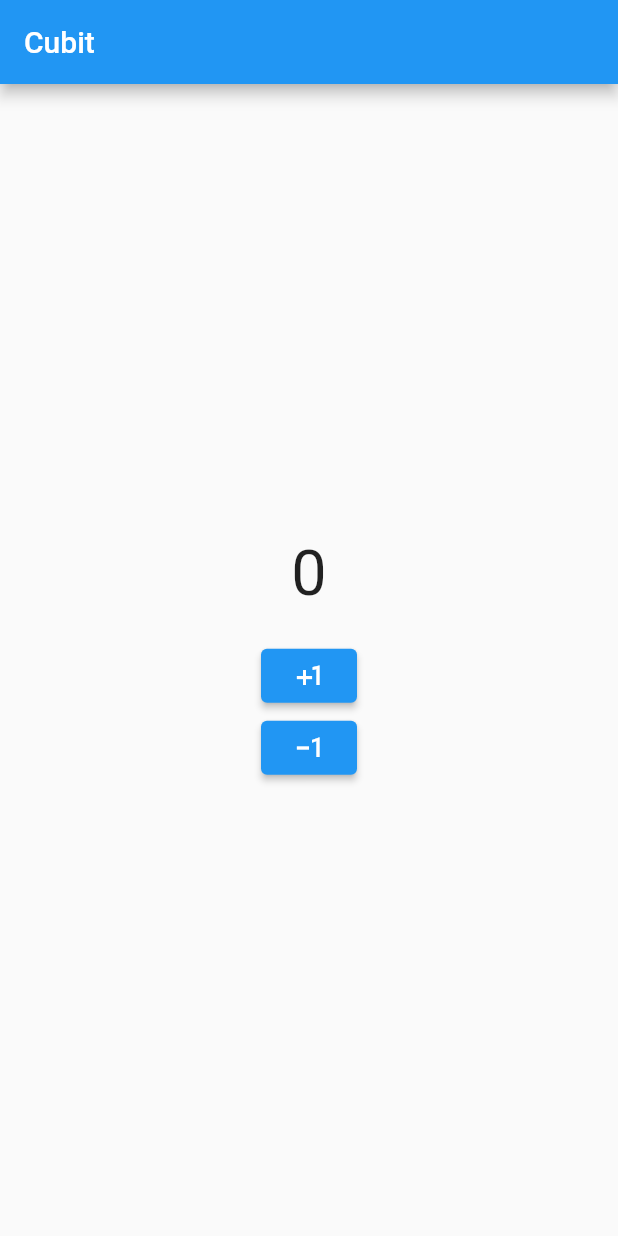
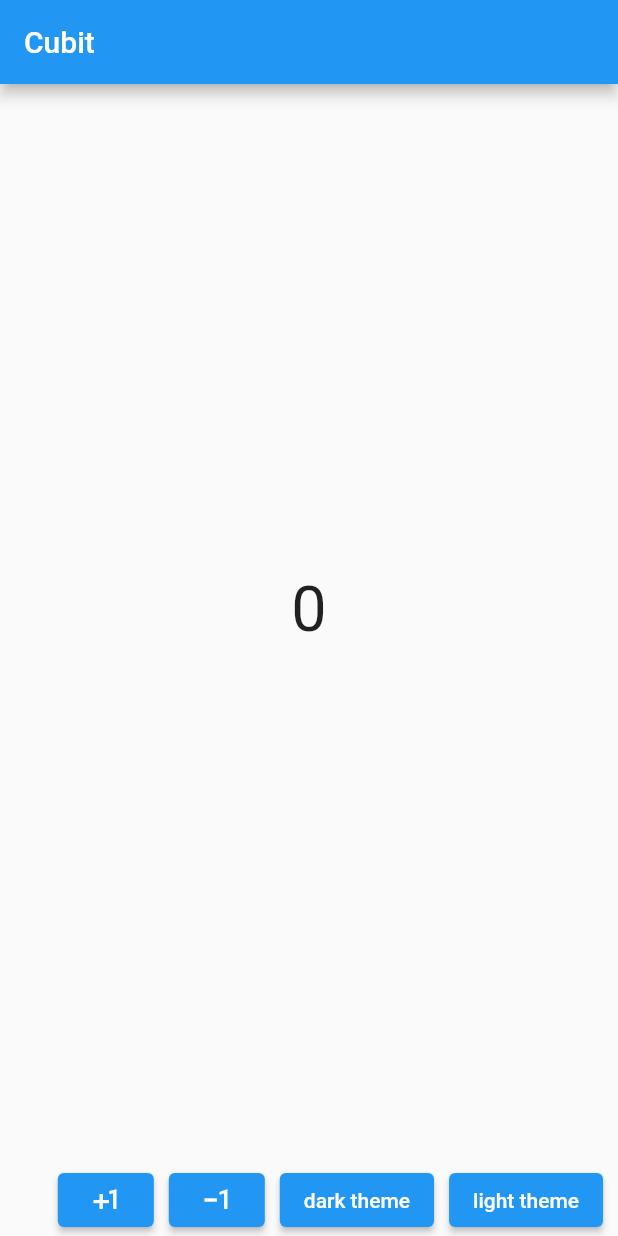
Before and after one commit to alexregiani/bloc_flutterly, a Flutter app: the screen it shows after launch, after a tap on the "plus one" icon, on a phone screen of 412 x 824 dp. Run offline on Flutter 3.47's test engine with Material 2 defaults, Android fonts, the phone set to English and light mode, and no system bars; our stand-ins replace bloc, bloc_concurrency, equatable, flutter_bloc, gap.

Commit message:
dark theme light theme separated

```diff
--- /dev/null
+++ b/lib/bloc/theme/theme_bloc.dart
@@ -0,0 +1,16 @@
+import 'package:bloc/bloc.dart';
+import 'package:equatable/equatable.dart';
+
+part 'theme_event.dart';
+part 'theme_state.dart';
+
+class ThemeBloc extends Bloc<ThemeEvent, ThemeState> {
+  ThemeBloc() : super(ThemeState.initial()) {
+    on<DarkThemeSwitchEvent>((event, emit) {
+      emit(state.copyWith(darkMode: true));
+    });
+    on<LightThemeSwitchEvent>((event, emit) {
+      emit(state.copyWith(darkMode: false));
+    });
+  }
+}
--- /dev/null
+++ b/lib/bloc/theme/theme_event.dart
@@ -0,0 +1,15 @@
+part of 'theme_bloc.dart';
+
+abstract class ThemeEvent extends Equatable {
+  const ThemeEvent();
+}
+
+class DarkThemeSwitchEvent extends ThemeEvent {
+  @override
+  List<Object> get props => [];
+}
+
+class LightThemeSwitchEvent extends ThemeEvent {
+  @override
+  List<Object> get props => [];
+}
--- /dev/null
+++ b/lib/bloc/theme/theme_state.dart
@@ -0,0 +1,24 @@
+part of 'theme_bloc.dart';
+
+class ThemeState extends Equatable {
+  final bool darkMode;
+
+  @override
+  List<Object> get props => [darkMode];
+
+  const ThemeState({
+    required this.darkMode,
+  });
+
+  factory ThemeState.initial() {
+    return const ThemeState(darkMode: true);
+  }
+
+  ThemeState copyWith({
+    bool? darkMode,
+  }) {
+    return ThemeState(
+      darkMode: darkMode ?? this.darkMode,
+    );
+  }
+}
--- a/lib/main.dart
+++ b/lib/main.dart
@@ -1,4 +1,5 @@
 import 'package:bloc_flutterly/bloc/observer/bloc_observer.dart';
+import 'package:bloc_flutterly/bloc/theme/theme_bloc.dart';
 import 'package:flutter/material.dart';
 import 'package:flutter_bloc/flutter_bloc.dart';
 import 'package:gap/gap.dart';
@@ -8,8 +9,13 @@ import 'bloc/counter/counter_bloc.dart';
 void main() {
   Bloc.observer = MyBlocObserver();
   runApp(
+    MultiBlocProvider(
+      providers: [
         BlocProvider(
           create: (context) => CounterBloc(),
+        ),
+        BlocProvider(create: (context) => ThemeBloc())
+      ],
       child: const MyApp(),
     ),
   );
@@ -23,10 +29,24 @@ class MyApp extends StatefulWidget {
 }
 
 class _MyAppState extends State<MyApp> {
+  ThemeData themeMode = ThemeData.light();
 
   @override
   Widget build(BuildContext context) {
+    return BlocListener<ThemeBloc, ThemeState>(
+      listener: (context, state) {
+        if (state.darkMode == false) {
+          themeMode = ThemeData.light();
+          print('false : $themeMode');
+        } else if (state.darkMode == true) {
+          themeMode = ThemeData.dark();
+          print('true: $themeMode');
+        }
+      },
+      child: BlocBuilder<ThemeBloc, ThemeState>(
+        builder: (context, state) {
           return MaterialApp(
+              theme: themeMode,
               home: Scaffold(
                   appBar: AppBar(
                     title: const Text('Cubit'),
@@ -37,20 +57,44 @@ class _MyAppState extends State<MyApp> {
                       children: [
                         BlocBuilder<CounterBloc, CounterState>(
                           builder: (context, state) {
-                      return Text(textScaleFactor: 3, '${state.counter}');
+                            return Expanded(child: Center(child: Text(textScaleFactor: 3, '${state.counter}')));
                           },
                         ),
                         const Gap(20),
+                        Row(
+                          mainAxisAlignment: MainAxisAlignment.end,
+                          children: [
                             ElevatedButton(
                               onPressed: () => BlocProvider.of<CounterBloc>(context).add(const CounterAddEvent()),
-                    child: Icon(Icons.plus_one),
+                              child: const Icon(Icons.plus_one),
                             ),
+                            const Gap(10),
                             ElevatedButton(
                                 onPressed: () => context.read<CounterBloc>().add(CounterSubtractEvent()),
-                      child: const Icon(Icons.exposure_minus_1))
+                                child: const Icon(Icons.exposure_minus_1)),
+                            const Gap(10),
+                            ElevatedButton(
+                              onPressed: () => BlocProvider.of<ThemeBloc>(context).add(DarkThemeSwitchEvent()),
+                              child: const Text('dark theme'),
+                            ),
+                            Gap(10),
+                            ElevatedButton(
+                              onPressed: () => BlocProvider.of<ThemeBloc>(context).add(LightThemeSwitchEvent()),
+                              child: const Text('light theme'),
+                            ),
+                            const Gap(10),
+                            // ElevatedButton(
+                            //   onPressed: () {},
+                            //   child: const Icon(Icons.delete_forever_rounded),
+                            // )
+                          ],
+                        ),
                       ],
                     ),
                   ) // SizedBox(width: 200, height: 270, child: CardItem()),
                   ));
+        },
+      ),
+    );
   }
 }
```
Lines whose indentation alone changed are shown as unchanged.
